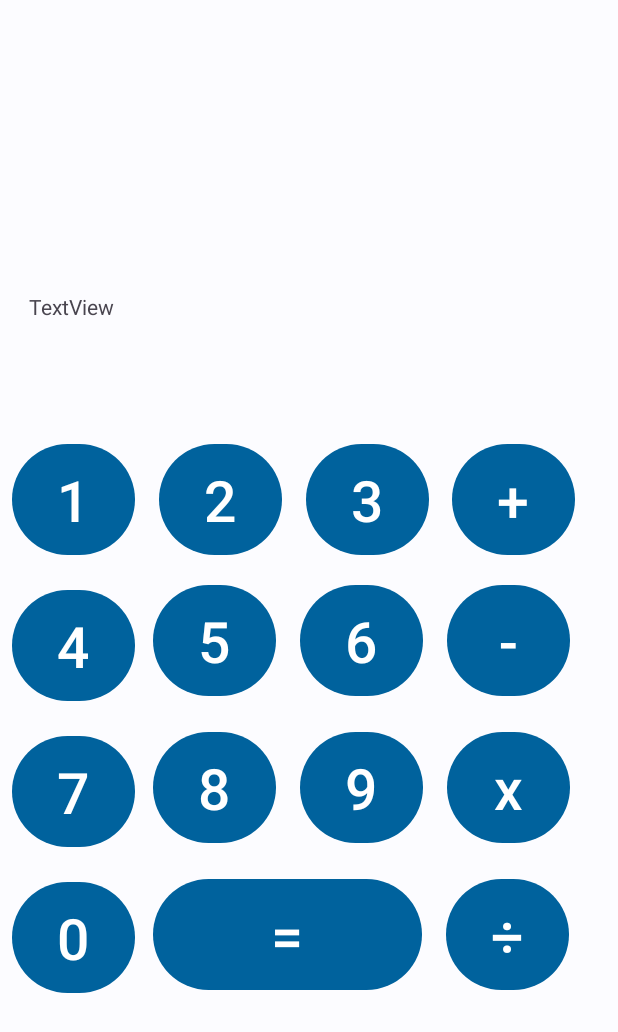
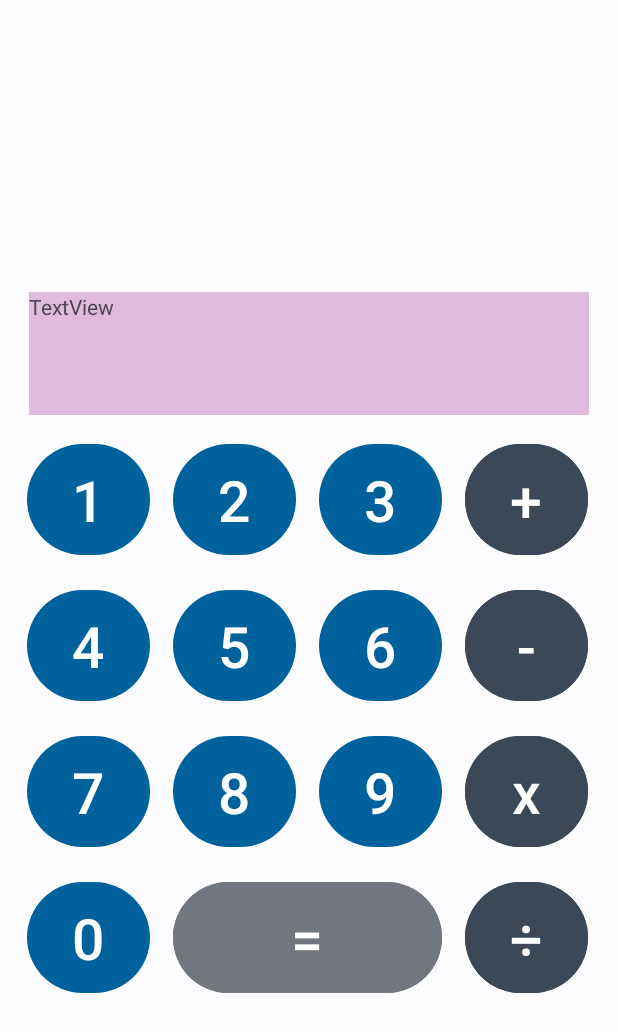
Before and after one commit to BMalik227/CalculatorAppMalik, an Android app: the screen it shows after launch (MainActivity), on a phone screen of 412 x 824 dp. Shown: the top 1032 px of the screen. Run offline under Robolectric (Android 15) with nearby library versions, the phone set to English and light mode, and no system bars.

Commit message:
made some buttons work

```diff
--- a/app/src/main/res/layout/activity_main.xml
+++ b/app/src/main/res/layout/activity_main.xml
@@ -8,14 +8,16 @@
     tools:context=".MainActivity">
 
     <Button
-        android:id="@+id/button23"
+        android:id="@+id/buttonDivide"
         android:layout_width="@dimen/ButtonDimen"
         android:layout_height="82dp"
-        android:layout_marginStart="16dp"
-        android:layout_marginTop="16dp"
+        android:layout_marginStart="@dimen/BetweenButton"
+        android:layout_marginTop="@dimen/BetweenButton"
+        android:backgroundTint="@color/md_theme_dark_secondaryContainer"
         android:ellipsize="none"
         android:gravity="center_horizontal|center_vertical"
         android:text="÷"
+        android:onClick="buttonDivideClicked"
         android:textSize="@dimen/AllText"
         app:iconSize="20dp"
         app:layout_constraintStart_toEndOf="@+id/button24"
@@ -25,11 +27,12 @@
         android:id="@+id/button13"
         android:layout_width="@dimen/ButtonDimen"
         android:layout_height="82dp"
-        android:layout_marginStart="8dp"
+        android:layout_marginStart="@dimen/ButtonToSide"
         android:layout_marginTop="@dimen/BetweenButton"
         android:ellipsize="none"
         android:gravity="center_horizontal|center_vertical"
         android:text="4"
+        android:onClick="button4Clicked"
         android:textSize="@dimen/AllText"
         app:iconSize="20dp"
         app:layout_constraintStart_toStartOf="parent"
@@ -39,8 +42,9 @@
         android:id="@+id/button24"
         android:layout_width="179dp"
         android:layout_height="82dp"
-        android:layout_marginStart="12dp"
-        android:layout_marginTop="16dp"
+        android:layout_marginStart="@dimen/BetweenButton"
+        android:layout_marginTop="@dimen/BetweenButton"
+        android:backgroundTint="@color/md_theme_light_outline"
         android:text="="
         android:textSize="@dimen/AllText"
         app:layout_constraintStart_toEndOf="@+id/button22"
@@ -50,8 +54,9 @@
         android:id="@+id/button20"
         android:layout_width="@dimen/ButtonDimen"
         android:layout_height="82dp"
-        android:layout_marginStart="16dp"
-        android:layout_marginTop="12dp"
+        android:layout_marginStart="@dimen/BetweenButton"
+        android:layout_marginTop="@dimen/BetweenButton"
+        android:backgroundTint="@color/md_theme_dark_secondaryContainer"
         android:ellipsize="none"
         android:gravity="center_horizontal|center_vertical"
         android:text="-"
@@ -64,8 +69,8 @@
         android:id="@+id/button15"
         android:layout_width="@dimen/ButtonDimen"
         android:layout_height="82dp"
-        android:layout_marginStart="16dp"
-        android:layout_marginTop="12dp"
+        android:layout_marginStart="@dimen/BetweenButton"
+        android:layout_marginTop="@dimen/BetweenButton"
         android:ellipsize="none"
         android:gravity="center_horizontal|center_vertical"
         android:text="6"
@@ -78,7 +83,7 @@
         android:id="@+id/button12"
         android:layout_width="@dimen/ButtonDimen"
         android:layout_height="82dp"
-        android:layout_marginStart="16dp"
+        android:layout_marginStart="@dimen/BetweenButton"
         android:layout_marginTop="@dimen/ButtonToTop"
         android:ellipsize="none"
         android:gravity="center_horizontal|center_vertical"
@@ -92,7 +97,7 @@
         android:id="@+id/button16"
         android:layout_width="@dimen/ButtonDimen"
         android:layout_height="82dp"
-        android:layout_marginStart="8dp"
+        android:layout_marginStart="@dimen/ButtonToSide"
         android:layout_marginTop="@dimen/BetweenButton"
         android:ellipsize="none"
         android:gravity="center_horizontal|center_vertical"
@@ -106,8 +111,8 @@
         android:id="@+id/button18"
         android:layout_width="@dimen/ButtonDimen"
         android:layout_height="82dp"
-        android:layout_marginStart="16dp"
-        android:layout_marginTop="16dp"
+        android:layout_marginStart="@dimen/BetweenButton"
+        android:layout_marginTop="@dimen/BetweenButton"
         android:ellipsize="none"
         android:gravity="center_horizontal|center_vertical"
         android:text="9"
@@ -120,7 +125,7 @@
         android:id="@+id/button3"
         android:layout_width="@dimen/ButtonDimen"
         android:layout_height="82dp"
-        android:layout_marginStart="8dp"
+        android:layout_marginStart="@dimen/ButtonToSide"
         android:layout_marginTop="@dimen/ButtonToTop"
         android:ellipsize="none"
         android:gravity="center_horizontal|center_vertical"
@@ -134,8 +139,8 @@
         android:id="@+id/button14"
         android:layout_width="@dimen/ButtonDimen"
         android:layout_height="82dp"
-        android:layout_marginStart="12dp"
-        android:layout_marginTop="12dp"
+        android:layout_marginStart="@dimen/BetweenButton"
+        android:layout_marginTop="@dimen/BetweenButton"
         android:ellipsize="none"
         android:gravity="center_horizontal|center_vertical"
         android:text="5"
@@ -148,8 +153,9 @@
         android:id="@+id/button21"
         android:layout_width="@dimen/ButtonDimen"
         android:layout_height="82dp"
-        android:layout_marginStart="16dp"
-        android:layout_marginTop="16dp"
+        android:layout_marginStart="@dimen/BetweenButton"
+        android:layout_marginTop="@dimen/BetweenButton"
+        android:backgroundTint="@color/md_theme_dark_secondaryContainer"
         android:ellipsize="none"
         android:gravity="center_horizontal|center_vertical"
         android:text="x"
@@ -164,6 +170,7 @@
         android:layout_height="82dp"
         android:layout_marginStart="@dimen/BetweenButton"
         android:layout_marginTop="@dimen/ButtonToTop"
+        android:backgroundTint="@color/md_theme_dark_secondaryContainer"
         android:ellipsize="none"
         android:gravity="center_horizontal|center_vertical"
         android:text="+"
@@ -178,7 +185,7 @@
         android:id="@+id/button11"
         android:layout_width="@dimen/ButtonDimen"
         android:layout_height="82dp"
-        android:layout_marginStart="16dp"
+        android:layout_marginStart="@dimen/BetweenButton"
         android:layout_marginTop="@dimen/ButtonToTop"
         android:ellipsize="none"
         android:gravity="center_horizontal|center_vertical"
@@ -192,8 +199,8 @@
         android:id="@+id/button17"
         android:layout_width="@dimen/ButtonDimen"
         android:layout_height="82dp"
-        android:layout_marginStart="12dp"
-        android:layout_marginTop="16dp"
+        android:layout_marginStart="@dimen/BetweenButton"
+        android:layout_marginTop="@dimen/BetweenButton"
         android:ellipsize="none"
         android:gravity="center_horizontal|center_vertical"
         android:text="8"
@@ -206,7 +213,7 @@
         android:id="@+id/button22"
         android:layout_width="@dimen/ButtonDimen"
         android:layout_height="82dp"
-        android:layout_marginStart="8dp"
+        android:layout_marginStart="@dimen/ButtonToSide"
         android:layout_marginTop="@dimen/BetweenButton"
         android:ellipsize="none"
         android:gravity="center_horizontal|center_vertical"
@@ -217,10 +224,12 @@
         app:layout_constraintTop_toBottomOf="@+id/button16" />
 
     <TextView
-        android:id="@+id/textView2"
+        android:id="@+id/output"
         android:layout_width="373dp"
         android:layout_height="82dp"
         android:layout_marginBottom="@dimen/BetweenButton"
+        android:background="@android:color/system_accent3_200"
+        android:backgroundTint="@android:color/system_accent3_200"
         android:text="TextView"
         app:layout_constraintBottom_toTopOf="@+id/button11"
         app:layout_constraintEnd_toEndOf="parent"
--- a/app/src/main/res/values/dimens.xml
+++ b/app/src/main/res/values/dimens.xml
@@ -4,4 +4,5 @@
     <dimen name="ButtonDimen">82dp</dimen>
     <dimen name="BetweenButton">15dp</dimen>
     <dimen name="ButtonToTop">292dp</dimen>
+    <dimen name="ButtonToSide">18dp</dimen>
 </resources>
```
Also changed, not shown: app/src/main/java/com/example/calculatorappmalik/MainActivity.java (+74 -0 lines).
